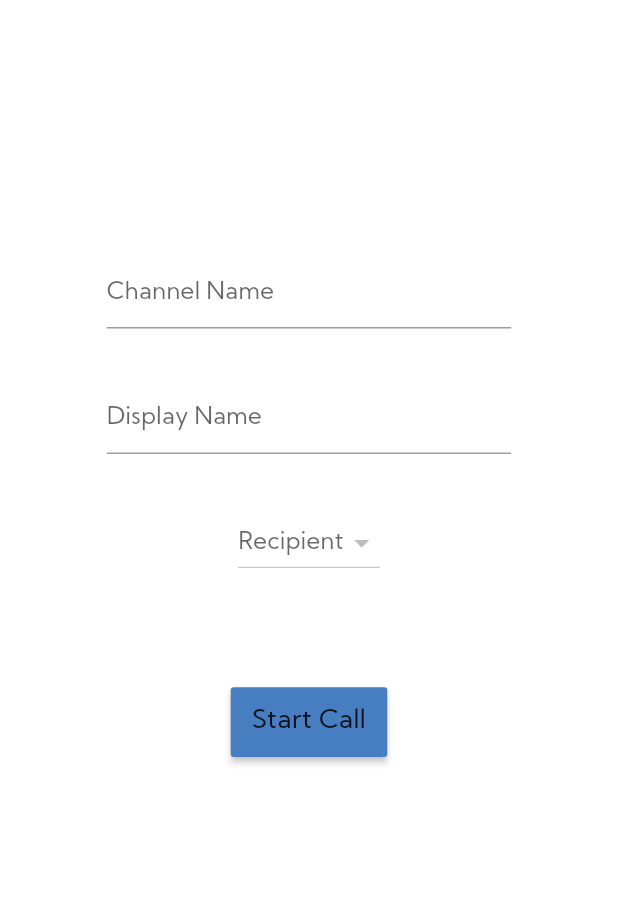
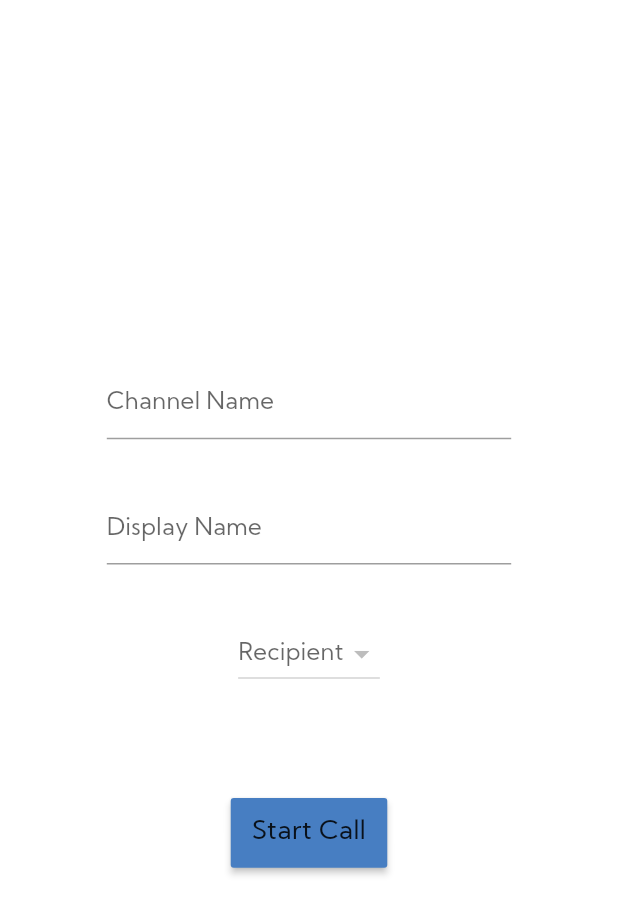
Before and after one commit to owenmedina/true-doc, a Flutter app: the CallScreen screen opened by its route, on a phone screen of 412 x 824 dp. Shown: the top 915 px of the screen. Run offline on Flutter 3.47's test engine with Material 2 defaults, Android fonts, the phone set to English and light mode, and no system bars; our stand-ins replace cloud_firestore, firebase_auth, firebase_core, form_field_validator; missing offline and left inert: jitsi_meet; accounts and stored records are empty.

Commit message:
Update sizes of widgets for responsiveness

```diff
--- a/lib/screens/call_screen.dart
+++ b/lib/screens/call_screen.dart
@@ -140,10 +140,6 @@ class _CallScreenState extends State<CallScreen> {
 
   @override
   Widget build(BuildContext context) {
-    return Column(
-      children: [
-        CallForm(_submitHandler),
-      ],
-    );
+    return CallForm(_submitHandler);
   }
 }
--- a/lib/screens/messages_screen.dart
+++ b/lib/screens/messages_screen.dart
@@ -32,9 +32,9 @@ class MessagesScreen extends StatelessWidget {
             ),
           ],
         ),
-        height: screenHeight * 0.16,
+        height: screenHeight * 0.17,
         padding: EdgeInsets.only(
-          top: screenHeight * 0.04,
+          top: screenHeight * 0.05,
           bottom: screenHeight * 0.005,
           right: screenWidth * 0.01,
         ),
--- a/lib/widgets/inputs/message_input.dart
+++ b/lib/widgets/inputs/message_input.dart
@@ -84,7 +84,7 @@ class _MessageInputState extends State<MessageInput> {
           ),
         ),
         IconButton(
-          icon: Image.asset('assets/illustrations/send-message.png'),
+          icon: Image.asset('assets/illustrations/messages/send-message.png'),
           onPressed:
               _enteredMessage.trim().isEmpty ? null : () => sendMessage(context),
         ),
```
Also changed, not shown: lib/services/messages.dart (+10 -1 lines), pubspec.lock.
